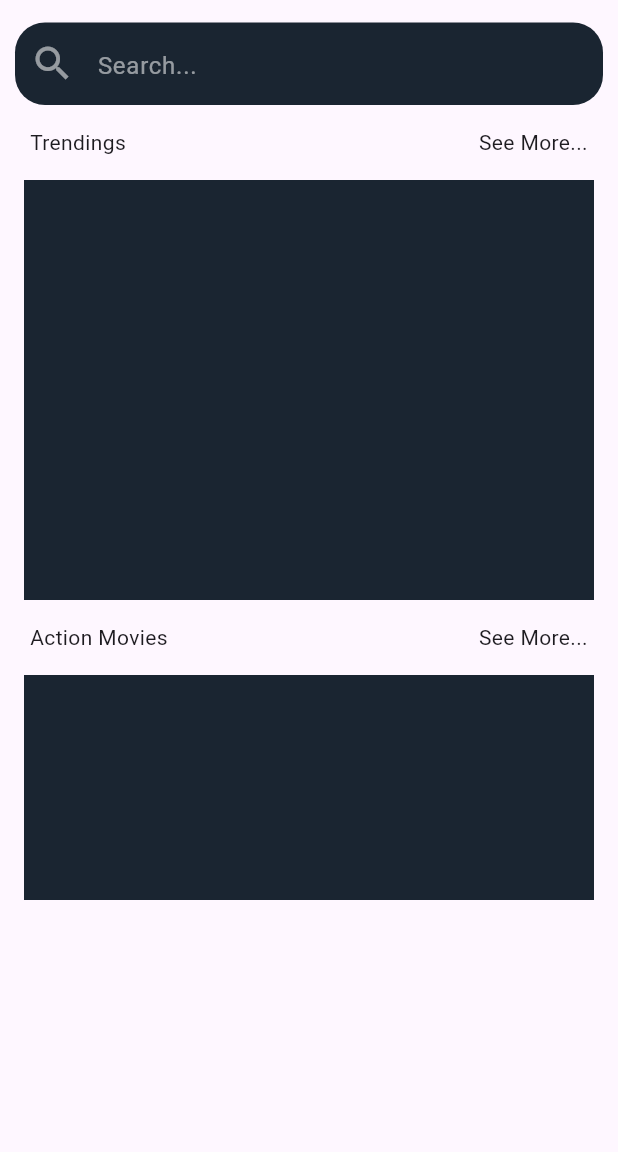
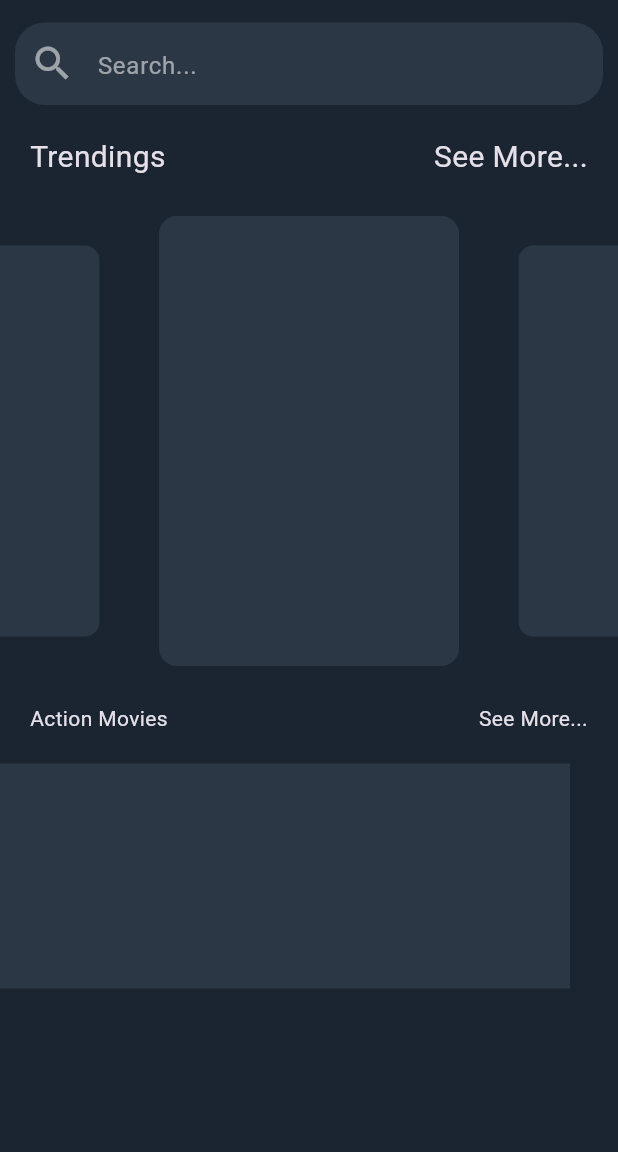
Before and after one commit to ekinutkuu/WatchList, a Flutter app: the screen it shows after launch, on a phone screen of 412 x 824 dp, the part 84-1236 px from its top. Run offline on Flutter 3.47's test engine with Material 3 defaults, Android fonts, the phone set to English and light mode, and no system bars; drawn by our look-alikes of carousel_slider.

Commit message:
added: home page carousel and dark mode

```diff
--- a/lib/main.dart
+++ b/lib/main.dart
@@ -3,6 +3,11 @@ import 'package:watchlist/screens/home.dart';
 import 'package:watchlist/screens/profile.dart';
 
 void main() => runApp(MaterialApp(
+
+  debugShowCheckedModeBanner: false,
+  theme: ThemeData.dark().copyWith(
+    scaffoldBackgroundColor: Color(0xFF1a2531),
+  ),
 
   initialRoute: "/",
 
--- a/lib/screens/home.dart
+++ b/lib/screens/home.dart
@@ -1,5 +1,6 @@
 import 'package:flutter/material.dart';
 import 'package:watchlist/screens/sidebar.dart';
+import 'package:carousel_slider/carousel_slider.dart';
 
 class Home extends StatefulWidget {
   const Home({super.key});
@@ -12,6 +13,7 @@ class _HomeState extends State<Home> {
 
   Color DarkBlue = Color(0xFF1a2531);
   Color LightBlue = Color(0xFFbcdef8);
+  Color PaleBlue = Color(0xFF2b3745);
 
   @override
   Widget build(BuildContext context) {
@@ -32,8 +34,8 @@ class _HomeState extends State<Home> {
       /* Body */
       body: SingleChildScrollView(
         child: Column(
+          crossAxisAlignment: CrossAxisAlignment.start,
           children: [
-
             /* Search Bar */
             SizedBox(height: 15.0,),
             Align(
@@ -43,7 +45,7 @@ class _HomeState extends State<Home> {
                 padding: EdgeInsets.all(10),
                 margin: EdgeInsets.symmetric(horizontal: 10.0,),
                 decoration: BoxDecoration(
-                  color: DarkBlue,
+                  color: PaleBlue,
                   borderRadius: BorderRadius.circular(20.0),
                 ),
                 child: Row(
@@ -71,28 +73,52 @@ class _HomeState extends State<Home> {
             ),
 
             /* Trendings */
-            SizedBox(height: 15.0),
+            SizedBox(height: 20.0),
             Row(
               children: [
                 SizedBox(width: 20.0,),
                 Expanded(
-                  child: Text("Trendings", textAlign: TextAlign.left),
+                  child: Text("Trendings",
+                    style: TextStyle(fontSize: 20.0),
+                    textAlign: TextAlign.left),
                 ),
                 Expanded(
-                  child: Text("See More...", textAlign: TextAlign.right),
+                  child: Text("See More...",
+                    style: TextStyle(fontSize: 20.0),
+                    textAlign: TextAlign.right),
                 ),
                 SizedBox(width: 20.0,),
               ],
             ),
-            SizedBox(height: 15.0,),
-            Container(
-              color: DarkBlue,
-              width: 380.0,
-              height: 280.0,
+            SizedBox(height: 25.0,),
+            SizedBox(
+              width: double.infinity,
+              child: CarouselSlider.builder(
+                itemCount: 10,
+                options: CarouselOptions(
+                  height: 300.0,
+                  autoPlay: true,
+                  viewportFraction: 0.55,
+                  enlargeCenterPage: true,
+                  pageSnapping: true,
+                  autoPlayCurve: Curves.fastOutSlowIn,
+                  autoPlayAnimationDuration: const Duration(seconds: 2),
+                ),
+                itemBuilder: (context, itemIndex, pageViewIndex){
+                  return ClipRRect(
+                    borderRadius: BorderRadius.circular(12),
+                    child: Container(
+                      height: 300.0,
+                      width: 200.0,
+                      color: PaleBlue,
+                    ),
+                  );
+                },
+              ),
             ),
 
             /* Action Movies */
-            SizedBox(height: 15.0,),
+            SizedBox(height: 25.0,),
             Row(
               children: [
                 SizedBox(width: 20.0,),
@@ -105,16 +131,16 @@ class _HomeState extends State<Home> {
                 SizedBox(width: 20.0,),
               ],
             ),
-            SizedBox(height: 15.0,),
+            SizedBox(height: 20.0,),
             Container(
-              color: DarkBlue,
+              color: PaleBlue,
               width: 380.0,
               height: 150.0,
             ),
 
-            /* ... Movies */
-            /* ... Movies */
-            /* ... Movies */
+            // TODO: ... Movies
+            // TODO: ... Movies
+            // TODO: ... Movies
 
           ],
         ),
--- a/lib/screens/profile.dart
+++ b/lib/screens/profile.dart
@@ -12,6 +12,7 @@ class _ProfileState extends State<Profile> {
 
   Color DarkBlue = Color(0xFF1a2531);
   Color LightBlue = Color(0xFFbcdef8);
+  Color PaleBlue = Color(0xFF2b3745);
 
   @override
   Widget build(BuildContext context) {
@@ -38,12 +39,12 @@ class _ProfileState extends State<Profile> {
             mainAxisAlignment: MainAxisAlignment.spaceEvenly,
             children: [
               Container(
-                color: DarkBlue,
+                color: LightBlue,
                 width: 180.0,
                 height: 200.0,
               ),
               Container(
-                color: DarkBlue,
+                color: LightBlue,
                 width: 150.0,
                 height: 170.0,
               ),
@@ -56,12 +57,12 @@ class _ProfileState extends State<Profile> {
             mainAxisAlignment: MainAxisAlignment.spaceEvenly,
             children: [
               Container(
-                color: DarkBlue,
+                color: LightBlue,
                 width: 150.0,
                 height: 40.0,
               ),
               Container(
-                color: DarkBlue,
+                color: LightBlue,
                 width: 150.0,
                 height: 40.0,
               ),
@@ -71,7 +72,7 @@ class _ProfileState extends State<Profile> {
           /* History list */
           SizedBox(height: 15.0,),
           Container(
-            color: DarkBlue,
+            color: LightBlue,
             width: 400.0,
             height: 200.0,
           ),
@@ -82,12 +83,12 @@ class _ProfileState extends State<Profile> {
             mainAxisAlignment: MainAxisAlignment.spaceEvenly,
             children: [
               Container(
-                color: DarkBlue,
+                color: LightBlue,
                 width: 150.0,
                 height: 40.0,
               ),
               Container(
-                color: DarkBlue,
+                color: LightBlue,
                 width: 150.0,
                 height: 40.0,
               ),
--- a/pubspec.yaml
+++ b/pubspec.yaml
@@ -36,6 +36,7 @@ dependencies:
   # Use with the CupertinoIcons class for iOS style icons.
   cupertino_icons: ^1.0.2
   sidebarx: ^0.16.3
+  carousel_slider: ^4.2.1
 
 dev_dependencies:
   flutter_test:
```
Also changed, not shown: pubspec.lock.
